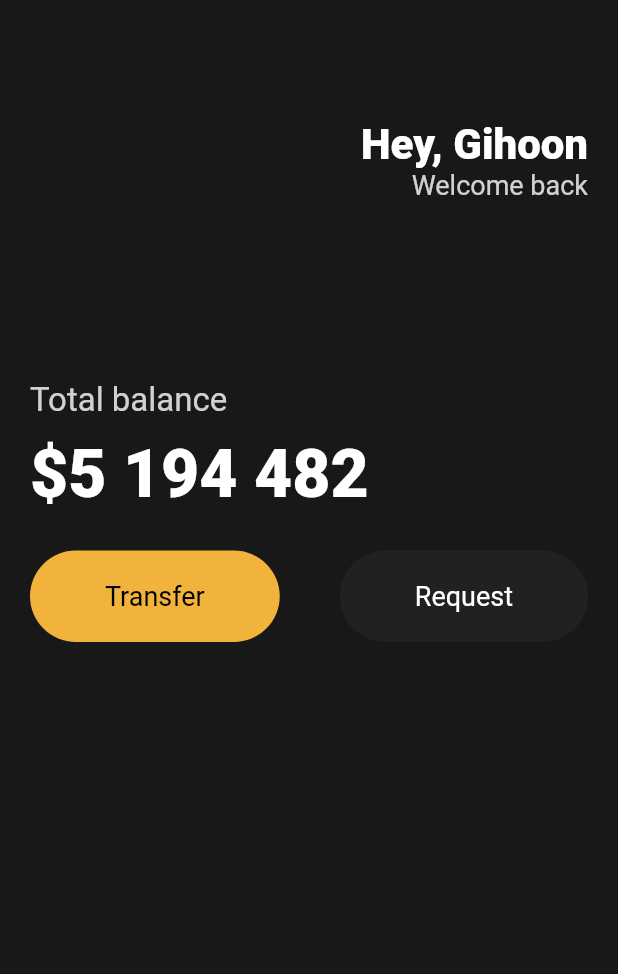
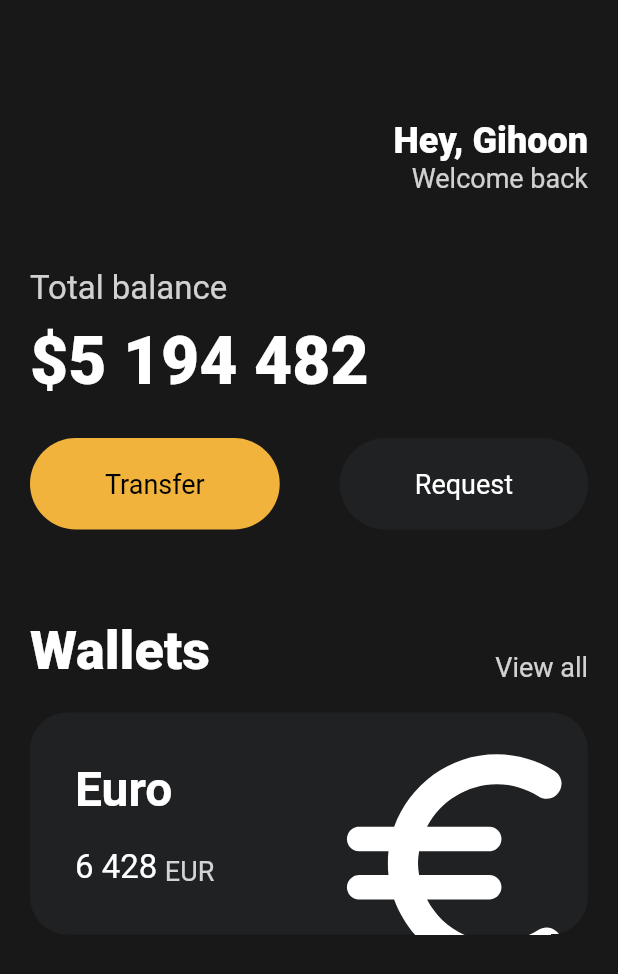
Before and after one commit to eomgerm/flutter_bank, a Flutter app: the screen it shows after launch, on a phone screen of 412 x 824 dp. Shown: the top 974 px of the screen. Run offline on Flutter 3.47's test engine with Material 2 defaults, Android fonts, the light colour scheme and no system bars.

Commit message:
adding euro card

```diff
--- a/lib/main.dart
+++ b/lib/main.dart
@@ -29,7 +29,7 @@
                         'Hey, Gihoon',
                         style: TextStyle(
                           color: Colors.white,
-                          fontSize: 28,
+                          fontSize: 24,
                           fontWeight: FontWeight.w800,
                         ),
                       ),
@@ -45,7 +45,7 @@
                 ],
               ),
               const SizedBox(
-                height: 120,
+                height: 50,
               ),
               Text(
                 'Total balance',
@@ -81,7 +81,97 @@
                     textColor: Colors.white,
                   )
                 ],
-              )
+              ),
+              const SizedBox(
+                height: 60,
+              ),
+              Row(
+                mainAxisAlignment: MainAxisAlignment.spaceBetween,
+                crossAxisAlignment: CrossAxisAlignment.end,
+                children: [
+                  const Text(
+                    'Wallets',
+                    style: TextStyle(
+                      color: Colors.white,
+                      fontSize: 36,
+                      fontWeight: FontWeight.w800,
+                    ),
+                  ),
+                  Text(
+                    'View all',
+                    style: TextStyle(
+                      color: Colors.white.withOpacity(0.8),
+                      fontSize: 18,
+                    ),
+                  ),
+                ],
+              ),
+              const SizedBox(
+                height: 20,
+              ),
+              Container(
+                clipBehavior: Clip.hardEdge,
+                decoration: BoxDecoration(
+                  color: const Color(0xFF1F2123),
+                  borderRadius: BorderRadius.circular(25),
+                ),
+                child: Padding(
+                  padding: const EdgeInsets.all(30),
+                  child: Row(
+                    mainAxisAlignment: MainAxisAlignment.spaceBetween,
+                    children: [
+                      Column(
+                        crossAxisAlignment: CrossAxisAlignment.start,
+                        children: [
+                          const Text(
+                            'Euro',
+                            style: TextStyle(
+                                color: Colors.white,
+                                fontSize: 32,
+                                fontWeight: FontWeight.w600),
+                          ),
+                          const SizedBox(
+                            height: 20,
+                          ),
+                          Row(
+                            crossAxisAlignment: CrossAxisAlignment.end,
+                            children: [
+                              const Text(
+                                '6 428',
+                                style: TextStyle(
+                                  color: Colors.white,
+                                  fontSize: 22,
+                                ),
+                              ),
+                              const SizedBox(
+                                width: 5,
+                              ),
+                              Text(
+                                'EUR',
+                                style: TextStyle(
+                                  color: Colors.white.withOpacity(0.8),
+                                  fontSize: 18,
+                                ),
+                              ),
+                            ],
+                          )
+                        ],
+                      ),
+                      Transform.scale(
+                        scale: 2.2,
+                        child: Transform.translate(
+                          offset: const Offset(-5, 12),
+                          child: const Icon(
+                            Icons.euro_rounded,
+                            color: Colors.white,
+                            size: 88,
+                          ),
+                        ),
+                      ),
+                    ],
+                  ),
+                ),
+              ),
             ],
           ),
         ),
```
